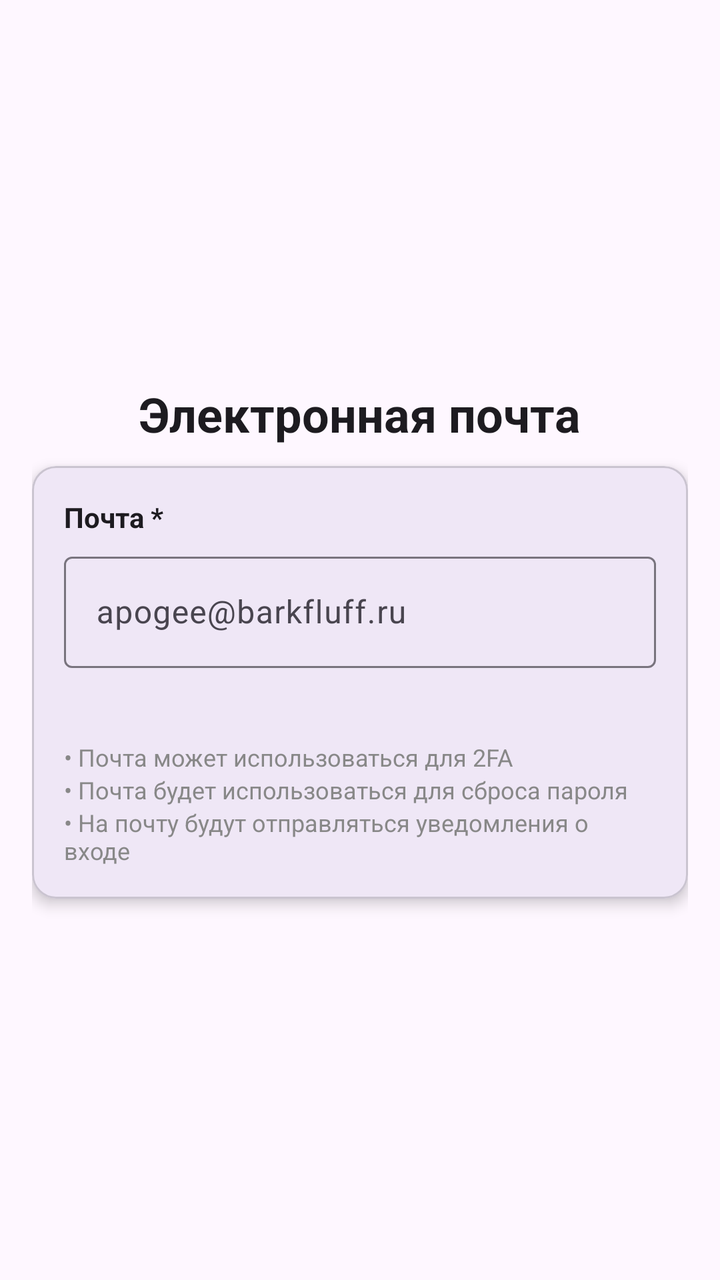
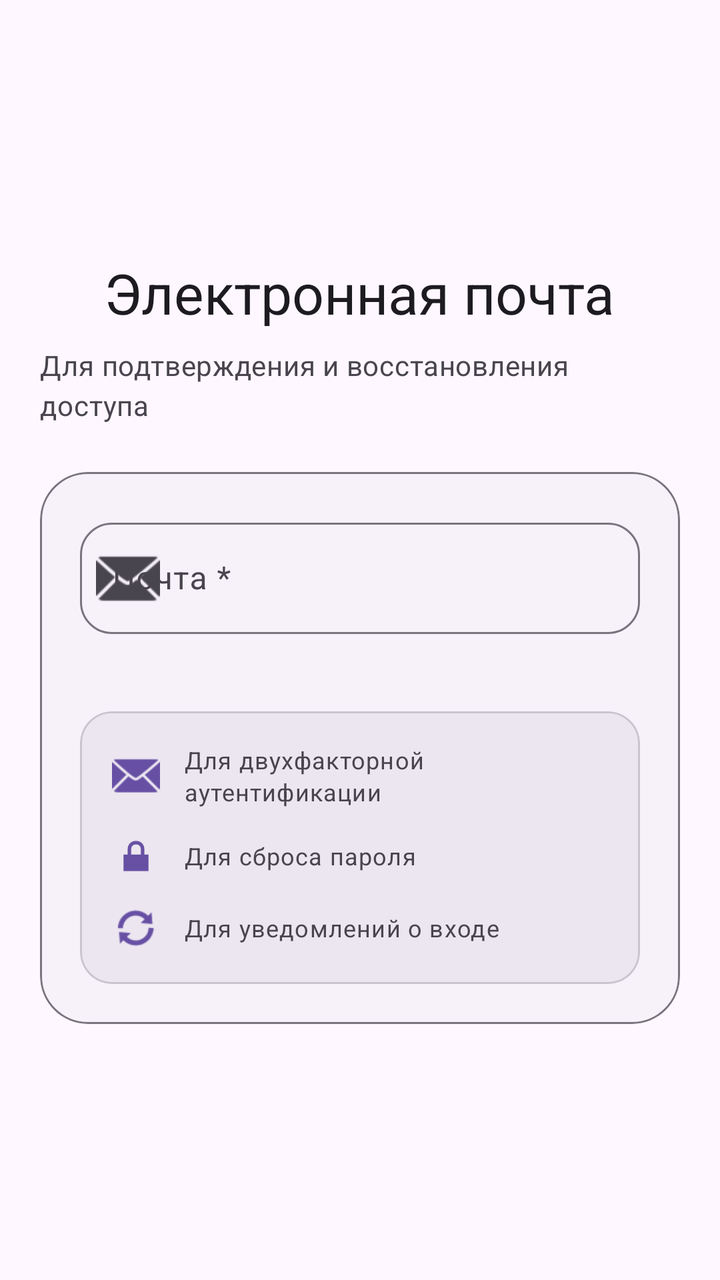

Two renders of the same Android screen: before a commit and after it. Below are the layout's source before the change and the commit's diff.
<!-- AndroidManifest.xml: application theme Theme.BarkfluffClientAndroid -->
<!-- res/layout/step_register_03_email.xml -->
<?xml version="1.0" encoding="utf-8"?>
<ScrollView xmlns:android="http://schemas.android.com/apk/res/android"
    xmlns:app="http://schemas.android.com/apk/res-auto"
    android:layout_width="match_parent"
    android:layout_height="match_parent"
    android:fillViewport="true">

    <LinearLayout
        android:layout_width="match_parent"
        android:layout_height="wrap_content"
        android:gravity="center"
        android:orientation="vertical"
        android:padding="16dp">

        <TextView
            android:layout_width="wrap_content"
            android:layout_height="wrap_content"
            android:layout_marginBottom="10dp"
            android:text="Электронная почта"
            android:textColor="?attr/colorOnSurface"
            android:textSize="24sp"
            android:textStyle="bold" />

        <com.google.android.material.card.MaterialCardView
            android:layout_width="match_parent"
            android:layout_height="wrap_content"
            app:cardCornerRadius="12dp"
            app:cardElevation="4dp">

            <LinearLayout
                android:layout_width="match_parent"
                android:layout_height="wrap_content"
                android:orientation="vertical"
                android:padding="16dp">

                
                <TextView
                    android:layout_width="wrap_content"
                    android:layout_height="wrap_content"
                    android:text="Почта *"
                    android:textColor="?attr/colorOnSurface"
                    android:textSize="14sp"
                    android:textStyle="bold" />

                <com.google.android.material.textfield.TextInputLayout
                    android:id="@+id/emailInputLayout"
                    style="@style/Widget.Material3.TextInputLayout.OutlinedBox"
                    android:layout_width="match_parent"
                    android:layout_height="wrap_content"
                    android:layout_marginTop="5dp"
                    android:hint="apogee@barkfluff.ru">

                    <com.google.android.material.textfield.TextInputEditText
                        android:id="@+id/emailEditText"
                        android:layout_width="match_parent"
                        android:layout_height="wrap_content"
                        android:inputType="textEmailAddress" />
                </com.google.android.material.textfield.TextInputLayout>

                <TextView
                    android:id="@+id/emailValidationText"
                    android:layout_width="wrap_content"
                    android:layout_height="wrap_content"
                    android:layout_marginBottom="20dp"
                    android:textColor="#888888"
                    android:textSize="12sp" />

                
                <LinearLayout
                    android:layout_width="match_parent"
                    android:layout_height="wrap_content"
                    android:orientation="vertical">

                    <TextView
                        android:layout_width="wrap_content"
                        android:layout_height="wrap_content"
                        android:text="• Почта может использоваться для 2FA"
                        android:textColor="#888888"
                        android:textSize="12sp" />

                    <TextView
                        android:layout_width="wrap_content"
                        android:layout_height="wrap_content"
                        android:text="• Почта будет использоваться для сброса пароля"
                        android:textColor="#888888"
                        android:textSize="12sp" />

                    <TextView
                        android:layout_width="wrap_content"
                        android:layout_height="wrap_content"
                        android:text="• На почту будут отправляться уведомления о входе"
                        android:textColor="#888888"
                        android:textSize="12sp" />
                </LinearLayout>
            </LinearLayout>
        </com.google.android.material.card.MaterialCardView>
    </LinearLayout>
</ScrollView>
<!-- resources referenced by this layout -->
<resources>
  <style name="Theme.BarkfluffClientAndroid" parent="Base.Theme.BarkfluffClientAndroid" />
  <style name="Base.Theme.BarkfluffClientAndroid" parent="Theme.Material3.DayNight.NoActionBar">
          
          <item name="android:statusBarColor">?attr/colorSurface</item>
          <item name="android:windowBackground">?android:attr/colorBackground</item>
      </style>
</resources>

<!-- the commit's change to res/layout/step_register_03_email.xml (unified diff, before → after) -->
@@ -1,5 +1,5 @@
 <?xml version="1.0" encoding="utf-8"?>
-<ScrollView xmlns:android="http://schemas.android.com/apk/res/android"
+<androidx.core.widget.NestedScrollView xmlns:android="http://schemas.android.com/apk/res/android"
     xmlns:app="http://schemas.android.com/apk/res-auto"
     android:layout_width="match_parent"
     android:layout_height="match_parent"
@@ -10,89 +10,162 @@
         android:layout_height="wrap_content"
         android:gravity="center"
         android:orientation="vertical"
-        android:padding="16dp">
+        android:padding="20dp">
 
+        
         <TextView
             android:layout_width="wrap_content"
             android:layout_height="wrap_content"
-            android:layout_marginBottom="10dp"
+            android:layout_marginBottom="8dp"
             android:text="Электронная почта"
-            android:textColor="?attr/colorOnSurface"
-            android:textSize="24sp"
-            android:textStyle="bold" />
+            android:textAppearance="?attr/textAppearanceHeadlineMedium"
+            android:textColor="?attr/colorOnSurface" />
 
+        
+        <TextView
+            android:layout_width="wrap_content"
+            android:layout_height="wrap_content"
+            android:layout_marginBottom="24dp"
+            android:text="Для подтверждения и восстановления доступа"
+            android:textAppearance="?attr/textAppearanceBodyMedium"
+            android:textColor="?attr/colorOnSurfaceVariant" />
+
+        
         <com.google.android.material.card.MaterialCardView
             android:layout_width="match_parent"
             android:layout_height="wrap_content"
-            app:cardCornerRadius="12dp"
-            app:cardElevation="4dp">
+            app:cardBackgroundColor="?attr/colorSurfaceContainerLow"
+            app:cardCornerRadius="24dp"
+            app:cardElevation="0dp"
+            app:strokeColor="?attr/colorOutline"
+            app:strokeWidth="1dp">
 
             <LinearLayout
                 android:layout_width="match_parent"
                 android:layout_height="wrap_content"
                 android:orientation="vertical"
-                android:padding="16dp">
+                android:padding="20dp">
 
                 
-                <TextView
-                    android:layout_width="wrap_content"
-                    android:layout_height="wrap_content"
-                    android:text="Почта *"
-                    android:textColor="?attr/colorOnSurface"
-                    android:textSize="14sp"
-                    android:textStyle="bold" />
-
                 <com.google.android.material.textfield.TextInputLayout
                     android:id="@+id/emailInputLayout"
                     style="@style/Widget.Material3.TextInputLayout.OutlinedBox"
                     android:layout_width="match_parent"
                     android:layout_height="wrap_content"
-                    android:layout_marginTop="5dp"
-                    android:hint="apogee@barkfluff.ru">
+                    android:hint="Почта *"
+                    app:boxCornerRadiusBottomEnd="16dp"
+                    app:boxCornerRadiusBottomStart="16dp"
+                    app:boxCornerRadiusTopEnd="16dp"
+                    app:boxCornerRadiusTopStart="16dp"
+                    app:startIconDrawable="@android:drawable/ic_dialog_email"
+                    app:startIconTint="?attr/colorOnSurfaceVariant">
 
                     <com.google.android.material.textfield.TextInputEditText
                         android:id="@+id/emailEditText"
                         android:layout_width="match_parent"
                         android:layout_height="wrap_content"
                         android:inputType="textEmailAddress" />
+
                 </com.google.android.material.textfield.TextInputLayout>
 
                 <TextView
                     android:id="@+id/emailValidationText"
                     android:layout_width="wrap_content"
                     android:layout_height="wrap_content"
-                    android:layout_marginBottom="20dp"
-                    android:textColor="#888888"
-                    android:textSize="12sp" />
+                    android:layout_marginBottom="24dp"
+                    android:textAppearance="?attr/textAppearanceLabelSmall"
+                    android:textColor="?attr/colorOnSurfaceVariant" />
 
                 
-                <LinearLayout
+                <com.google.android.material.card.MaterialCardView
                     android:layout_width="match_parent"
                     android:layout_height="wrap_content"
-                    android:orientation="vertical">
+                    app:cardBackgroundColor="?attr/colorSurfaceContainerHigh"
+                    app:cardCornerRadius="16dp"
+                    app:cardElevation="0dp">
 
-                    <TextView
-                        android:layout_width="wrap_content"
+                    <LinearLayout
+                        android:layout_width="match_parent"
                         android:layout_height="wrap_content"
-                        android:text="• Почта может использоваться для 2FA"
-                        android:textColor="#888888"
-                        android:textSize="12sp" />
+                        android:orientation="vertical"
+                        android:padding="16dp">
 
-                    <TextView
-                        android:layout_width="wrap_content"
-                        android:layout_height="wrap_content"
-                        android:text="• Почта будет использоваться для сброса пароля"
-                        android:textColor="#888888"
-                        android:textSize="12sp" />
+                        <LinearLayout
+                            android:layout_width="match_parent"
+                            android:layout_height="wrap_content"
+                            android:gravity="center_vertical"
+                            android:orientation="horizontal">
 
-                    <TextView
-                        android:layout_width="wrap_content"
-                        android:layout_height="wrap_content"
-                        android:text="• На почту будут отправляться уведомления о входе"
-                        android:textColor="#888888"
-                        android:textSize="12sp" />
-                </LinearLayout>
+                            <ImageView
+                                android:layout_width="24dp"
+                                android:layout_height="24dp"
+                                android:src="@android:drawable/ic_dialog_email"
+                                app:tint="?attr/colorPrimary" />
+
+                            <TextView
+                                android:layout_width="wrap_content"
+                                android:layout_height="wrap_content"
+                                android:layout_marginStart="12dp"
+                                android:text="Для двухфакторной аутентификации"
+                                android:textAppearance="?attr/textAppearanceBodySmall"
+                                android:textColor="?attr/colorOnSurfaceVariant" />
+
+                        </LinearLayout>
+
+                        <LinearLayout
+                            android:layout_width="match_parent"
+                            android:layout_height="wrap_content"
+                            android:layout_marginTop="12dp"
+                            android:gravity="center_vertical"
+                            android:orientation="horizontal">
+
+                            <ImageView
+                                android:layout_width="24dp"
+                                android:layout_height="24dp"
+                                android:src="@android:drawable/ic_lock_lock"
+                                app:tint="?attr/colorPrimary" />
+
+                            <TextView
+                                android:layout_width="wrap_content"
+                                android:layout_height="wrap_content"
+                                android:layout_marginStart="12dp"
+                                android:text="Для сброса пароля"
+                                android:textAppearance="?attr/textAppearanceBodySmall"
+                                android:textColor="?attr/colorOnSurfaceVariant" />
+
+                        </LinearLayout>
+
+                        <LinearLayout
+                            android:layout_width="match_parent"
+                            android:layout_height="wrap_content"
+                            android:layout_marginTop="12dp"
+                            android:gravity="center_vertical"
+                            android:orientation="horizontal">
+
+                            <ImageView
+                                android:layout_width="24dp"
+                                android:layout_height="24dp"
+                                android:src="@android:drawable/ic_popup_sync"
+                                app:tint="?attr/colorPrimary" />
+
+                            <TextView
+                                android:layout_width="wrap_content"
+                                android:layout_height="wrap_content"
+                                android:layout_marginStart="12dp"
+                                android:text="Для уведомлений о входе"
+                                android:textAppearance="?attr/textAppearanceBodySmall"
+                                android:textColor="?attr/colorOnSurfaceVariant" />
+
+                        </LinearLayout>
+
+                    </LinearLayout>
+
+                </com.google.android.material.card.MaterialCardView>
+
             </LinearLayout>
+
         </com.google.android.material.card.MaterialCardView>
+
     </LinearLayout>
-</ScrollView>
+
+</androidx.core.widget.NestedScrollView>
<!-- resource entries referenced after the edit -->
@@ -3,8 +3,20 @@
   <style name="Theme.BarkfluffClientAndroid" parent="Base.Theme.BarkfluffClientAndroid" />
   <style name="Base.Theme.BarkfluffClientAndroid" parent="Theme.Material3.DayNight.NoActionBar">
           
-          <item name="android:statusBarColor">?attr/colorSurface</item>
+          <item name="android:windowLayoutInDisplayCutoutMode" tools:targetApi="p">shortEdges</item>
+          <item name="android:statusBarColor">@android:color/transparent</item>
+          <item name="android:navigationBarColor">@android:color/transparent</item>
           <item name="android:windowBackground">?android:attr/colorBackground</item>
+          
+          
+          <item name="shapeAppearanceSmallComponent">@style/ShapeAppearance.Material3.SmallComponent</item>
+          <item name="shapeAppearanceMediumComponent">@style/ShapeAppearance.Material3.MediumComponent</item>
+          <item name="shapeAppearanceLargeComponent">@style/ShapeAppearance.Material3.LargeComponent</item>
+          
+          
+          <item name="textAppearanceDisplayLarge">@style/TextAppearance.Material3.DisplayLarge</item>
+          <item name="textAppearanceHeadlineLarge">@style/TextAppearance.Material3.HeadlineLarge</item>
+          <item name="textAppearanceTitleLarge">@style/TextAppearance.Material3.TitleLarge</item>
       </style>
 </resources>
 
